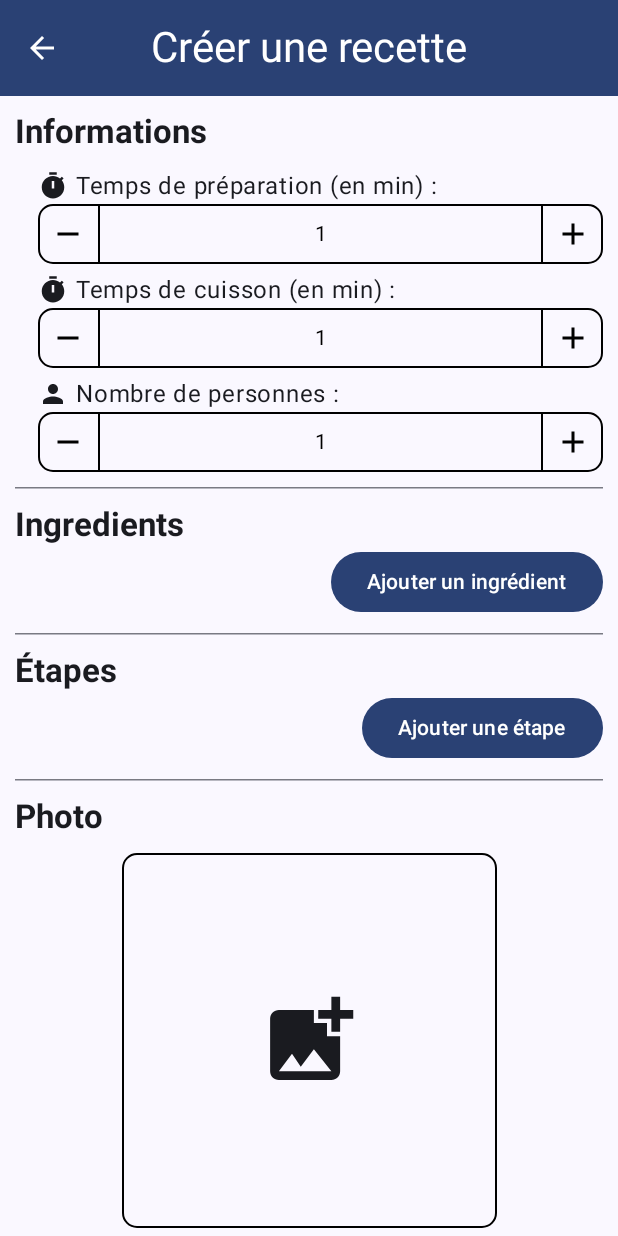
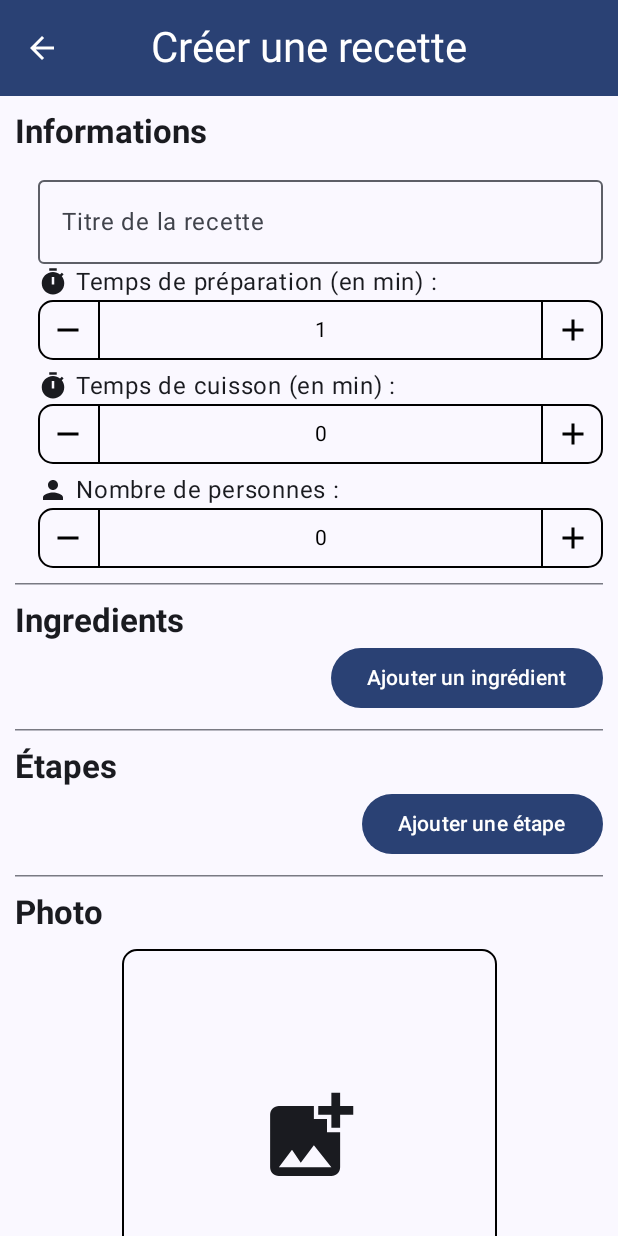
Before and after one commit to Valaaz/UFRMIMProjetDevMob, an Android app built with Jetpack Compose: the AddRecipeScreen screen opened through its navigation route, after a tap on "Decrement", on a phone screen of 412 x 824 dp. Run offline under Robolectric (Android 15) with nearby library versions, the light colour scheme and no system bars; our stand-ins replace Room's generated code; pictures from the network do not load.

Commit message:
Add recipe persistance
- Photo not yet handle

```diff
--- a/app/src/main/java/com/valaz/ufrmim_projetdevmob/dao/RecipeDAO.kt
+++ b/app/src/main/java/com/valaz/ufrmim_projetdevmob/dao/RecipeDAO.kt
@@ -3,6 +3,7 @@ package com.valaz.ufrmim_projetdevmob.dao
 import androidx.room.Dao
 import androidx.room.Delete
 import androidx.room.Insert
+import androidx.room.OnConflictStrategy
 import androidx.room.Query
 import com.valaz.ufrmim_projetdevmob.model.Recipe
 import kotlinx.coroutines.flow.Flow
@@ -30,14 +31,14 @@ interface RecipeDao {
     @Query("SELECT * FROM recipes WHERE title LIKE :name LIMIT 1")
     fun findByTitle(name: String): Recipe
 
-    @Insert
+    @Insert(onConflict = OnConflictStrategy.REPLACE)
     suspend fun insertRecipe(recipe: Recipe)
 
     @Insert
     suspend fun insertAll(recipes: List<Recipe>)
 
-    @Delete
-    fun delete(recipe: Recipe)
+    @Query("DELETE FROM recipes WHERE id = :recipeId")
+    suspend fun delete(recipeId: Int)
 
     @Query("DELETE FROM recipes")
     suspend fun clearAll()
--- a/app/src/main/java/com/valaz/ufrmim_projetdevmob/model/Recipe.kt
+++ b/app/src/main/java/com/valaz/ufrmim_projetdevmob/model/Recipe.kt
@@ -9,9 +9,9 @@ data class Recipe(
     @PrimaryKey(autoGenerate = true) val id: Int? = null,
     @ColumnInfo(name = "title") val title: String,
     @ColumnInfo(name = "description") val description: String,
-    @ColumnInfo(name = "favorite") val favorite: Boolean,
-    @ColumnInfo(name = "prep_time") val prepTime: Float,
-    @ColumnInfo(name = "cook_time") val cookTime: Float,
+    @ColumnInfo(name = "favorite") val favorite: Boolean = false,
+    @ColumnInfo(name = "prep_time") val prepTime: Int,
+    @ColumnInfo(name = "cook_time") val cookTime: Int,
     @ColumnInfo(name = "servings") val servings: Int,
     @ColumnInfo(name = "imageUrl") val imageUrl: String,
     @ColumnInfo(name = "ingredients") val ingredients: List<Ingredient>,
--- a/app/src/main/java/com/valaz/ufrmim_projetdevmob/ui/components/NumberInput.kt
+++ b/app/src/main/java/com/valaz/ufrmim_projetdevmob/ui/components/NumberInput.kt
@@ -16,15 +16,9 @@ import androidx.compose.material3.Icon
 import androidx.compose.material3.IconButton
 import androidx.compose.material3.VerticalDivider
 import androidx.compose.runtime.Composable
-import androidx.compose.runtime.getValue
-import androidx.compose.runtime.mutableStateOf
-import androidx.compose.runtime.remember
-import androidx.compose.runtime.setValue
 import androidx.compose.ui.Alignment
 import androidx.compose.ui.Modifier
 import androidx.compose.ui.graphics.Color
-import androidx.compose.ui.graphics.RectangleShape
-import androidx.compose.ui.text.TextRange
 import androidx.compose.ui.text.TextStyle
 import androidx.compose.ui.text.input.TextFieldValue
 import androidx.compose.ui.text.style.TextAlign
@@ -33,11 +27,7 @@ import androidx.compose.ui.unit.Dp
 import androidx.compose.ui.unit.dp
 
 @Composable
-fun NumberInputField(defaultValue: Int, size: Dp) {
-    var value by remember {
-        mutableStateOf(TextFieldValue(defaultValue.toString()))
-    }
-
+fun NumberInputField(value: Int, onValueChange: (Int) -> Unit, size: Dp) {
     Row(
         verticalAlignment = Alignment.CenterVertically,
         modifier = Modifier
@@ -49,8 +39,8 @@ fun NumberInputField(defaultValue: Int, size: Dp) {
     ) {
         IconButton(
             onClick = {
-                val newValue = (value.text.toIntOrNull() ?: defaultValue) - 1
-                value = TextFieldValue((if (newValue < 1) 1 else newValue).toString())
+                val newValue = (value - 1).coerceAtLeast(1)
+                onValueChange(newValue)
             },
             modifier = Modifier.size(size)
         ) {
@@ -62,17 +52,11 @@ fun NumberInputField(defaultValue: Int, size: Dp) {
         }
         VerticalDivider(Modifier.border(width = 1.dp, color = Color.Black))
         BasicTextField(
-            value = value,
+            value = value.toString(),
             onValueChange = { newValue ->
-                if (newValue.text.all { it.isDigit() } || newValue.text.isEmpty()) {
-                    val numericValue = newValue.text.toIntOrNull()
-                    if (numericValue == null || numericValue in 1..999) {
-                        value = if (newValue.text.isEmpty()) {
-                            TextFieldValue("1", TextRange(0, 1))
-                        } else {
-                            newValue
-                        }
-                    }
+                val numericValue = newValue.toIntOrNull()
+                if (numericValue != null && numericValue in 1..999) {
+                    onValueChange(numericValue)
                 }
             },
             singleLine = true,
@@ -94,8 +78,8 @@ fun NumberInputField(defaultValue: Int, size: Dp) {
         VerticalDivider(Modifier.border(width = 1.dp, color = Color.Black))
         IconButton(
             onClick = {
-                val newValue = (value.text.toIntOrNull() ?: defaultValue) + 1
-                value = TextFieldValue((if (newValue > 999) 999 else newValue).toString())
+                val newValue = (value + 1).coerceAtMost(999)
+                onValueChange(newValue)
             },
             modifier = Modifier.size(size)
         ) {
@@ -111,5 +95,5 @@ fun NumberInputField(defaultValue: Int, size: Dp) {
 @Preview
 @Composable
 fun NumberInputPreview() {
-    NumberInputField(defaultValue = 1, size = 50.dp)
+    NumberInputField(value = 1, onValueChange = {}, size = 50.dp)
 }
--- a/app/src/main/java/com/valaz/ufrmim_projetdevmob/ui/components/RecipeCard.kt
+++ b/app/src/main/java/com/valaz/ufrmim_projetdevmob/ui/components/RecipeCard.kt
@@ -161,8 +161,8 @@ class RecipePreviewParameterProvider : PreviewParameterProvider<Recipe> {
             favorite = false,
             title = "Spaghettis à la bolognaise et aux légumes",
             description = "Coucou",
-            prepTime = 12.5f,
-            cookTime = 15f,
+            prepTime = 12,
+            cookTime = 15,
             servings = 3,
             imageUrl = "https://images.pexels.com/photos/70497/pexels-photo-70497.jpeg?auto=compress&cs=tinysrgb&w=1260&h=750&dpr=2",
             ingredients = listOf(
--- a/app/src/main/java/com/valaz/ufrmim_projetdevmob/ui/navigation/Navigation.kt
+++ b/app/src/main/java/com/valaz/ufrmim_projetdevmob/ui/navigation/Navigation.kt
@@ -39,11 +39,14 @@ fun RecipesNavigationComponent(navController: NavHostController, recipeVM: Recip
         composable(
             route = RecipesScreens.AddRecipeScreen.name
         ) {
-            AddRecipeScreen(backAction = {
-                if (navController.previousBackStackEntry != null) {
-                    navController.popBackStack()
-                }
-            })
+            AddRecipeScreen(
+                backAction = {
+                    if (navController.previousBackStackEntry != null) {
+                        navController.popBackStack()
+                    }
+                },
+                recipeVM = recipeVM
+            )
         }
     }
 }
--- a/app/src/main/java/com/valaz/ufrmim_projetdevmob/ui/screens/AddRecipeScreen.kt
+++ b/app/src/main/java/com/valaz/ufrmim_projetdevmob/ui/screens/AddRecipeScreen.kt
@@ -30,6 +30,7 @@ import androidx.compose.material3.HorizontalDivider
 import androidx.compose.material3.Icon
 import androidx.compose.material3.IconButton
 import androidx.compose.material3.MaterialTheme
+import androidx.compose.material3.OutlinedTextField
 import androidx.compose.material3.Scaffold
 import androidx.compose.material3.Surface
 import androidx.compose.material3.Text
@@ -51,16 +52,27 @@ import androidx.compose.ui.tooling.preview.Preview
 import androidx.compose.ui.unit.dp
 import coil3.compose.rememberAsyncImagePainter
 import com.valaz.ufrmim_projetdevmob.model.Ingredient
+import com.valaz.ufrmim_projetdevmob.model.Recipe
 import com.valaz.ufrmim_projetdevmob.ui.components.AddIngredientDialog
 import com.valaz.ufrmim_projetdevmob.ui.components.AddStepDialog
 import com.valaz.ufrmim_projetdevmob.ui.components.AddedIngredientCard
 import com.valaz.ufrmim_projetdevmob.ui.components.AddedStepCard
 import com.valaz.ufrmim_projetdevmob.ui.components.NumberInputField
 import com.valaz.ufrmim_projetdevmob.ui.components.RawButton
+import com.valaz.ufrmim_projetdevmob.viewmodel.RecipeViewModel
+
 
 @OptIn(ExperimentalMaterial3Api::class)
 @Composable
-fun AddRecipeScreen(backAction: () -> Unit) {
+fun AddRecipeScreen(backAction: () -> Unit, recipeVM: RecipeViewModel) {
+    var title by remember { mutableStateOf("") }
+    var prepTime by remember { mutableStateOf(0) }
+    var cookTime by remember { mutableStateOf(0) }
+    var servings by remember { mutableStateOf(0) }
+    var ingredients by remember { mutableStateOf(listOf<Ingredient>()) }
+    var steps by remember { mutableStateOf(listOf<String>()) }
+    var imageUri by remember { mutableStateOf<String>("") }
+
     Scaffold(
         topBar = {
             CenterAlignedTopAppBar(
@@ -100,20 +112,62 @@ fun AddRecipeScreen(backAction: () -> Unit) {
                 verticalArrangement = Arrangement.spacedBy(10.dp, Alignment.Top),
                 horizontalAlignment = Alignment.CenterHorizontally
             ) {
-                InformationsSection()
+                InformationsSection(
+                    title = title,
+                    onTitleChange = { title = it },
+                    prepTime = prepTime,
+                    onPrepTimeChange = { prepTime = it },
+                    cookTime = cookTime,
+                    onCookTimeChange = { cookTime = it },
+                    servings = servings,
+                    onServingsChange = { servings = it }
+                )
                 HorizontalDivider()
-                IngredientsSection()
+                IngredientsSection(
+                    ingredients = ingredients,
+                    onIngredientsChange = { ingredients = it },
+                )
                 HorizontalDivider()
-                StepsSection()
+                StepsSection(
+                    steps = steps,
+                    onStepsChange = { steps = it },
+                )
                 HorizontalDivider()
                 PhotoSection()
+                HorizontalDivider()
+                Button(onClick = {
+                    recipeVM.addRecipe(
+                        Recipe(
+                            title = title,
+                            description = "",
+                            prepTime = prepTime,
+                            cookTime = cookTime,
+                            servings = servings,
+                            ingredients = ingredients,
+                            steps = steps,
+                            imageUrl = ""
+                        )
+                    )
+                    backAction()
+                }) {
+                    Text("Valider")
+                }
             }
         }
     }
 }
 
 @Composable
-fun InformationsSection() {
+fun InformationsSection(
+    title: String,
+    onTitleChange: (String) -> Unit,
+    prepTime: Int,
+    onPrepTimeChange: (Int) -> Unit,
+    cookTime: Int,
+    onCookTimeChange: (Int) -> Unit,
+    servings: Int,
+    onServingsChange: (Int) -> Unit
+) {
     val spaceBtwIconText = 5.dp
 
     Text(
@@ -130,6 +184,11 @@ fun InformationsSection() {
     ) {
         // Temps de préparation
         Column {
+            OutlinedTextField(
+                value = title,
+                onValueChange = onTitleChange,
+                label = { Text("Titre de la recette") }, modifier = Modifier.fillMaxWidth()
+            )
             Row(
                 verticalAlignment = Alignment.CenterVertically,
                 horizontalArrangement = Arrangement.spacedBy(spaceBtwIconText)
@@ -143,7 +202,7 @@ fun InformationsSection() {
                     text = "Temps de préparation (en min) : ",
                 )
             }
-            NumberInputField(defaultValue = 1, size = 40.dp)
+            NumberInputField(value = prepTime, onValueChange = onPrepTimeChange, size = 40.dp)
         }
 
         // Temps de cuisson
@@ -161,7 +220,7 @@ fun InformationsSection() {
                     text = "Temps de cuisson (en min) : ",
                 )
             }
-            NumberInputField(defaultValue = 1, size = 40.dp)
+            NumberInputField(value = cookTime, onValueChange = onCookTimeChange, size = 40.dp)
         }
 
         // Nombre de personnes
@@ -179,14 +238,16 @@ fun InformationsSection() {
                     text = "Nombre de personnes : ",
                 )
             }
-            NumberInputField(defaultValue = 1, size = 40.dp)
+            NumberInputField(value = servings, onValueChange = onServingsChange, size = 40.dp)
         }
     }
 }
 
 @Composable
-fun IngredientsSection() {
-    var ingredients by remember { mutableStateOf(mutableListOf<Ingredient>()) }
+fun IngredientsSection(
+    ingredients: List<Ingredient>,
+    onIngredientsChange: (List<Ingredient>) -> Unit
+) {
     var openAddIngredientDialog by remember { mutableStateOf(false) }
     var selectedIngredient by remember { mutableStateOf<Ingredient?>(null) }
 
@@ -205,8 +266,7 @@ fun IngredientsSection() {
                 AddedIngredientCard(
                     ingredient = ingredient,
                     deleteIngredient = { ingredientToRemove ->
-                        ingredients =
-                            ingredients.toMutableList().apply { remove(ingredientToRemove) }
+                        onIngredientsChange(ingredients - ingredientToRemove)
                     },
                     updateIngredient = {
                         selectedIngredient = ingredient
@@ -231,12 +291,14 @@ fun IngredientsSection() {
                 onConfirmation = { newIngredient ->
                     if (selectedIngredient == null) {
                         // Ajout
-                        ingredients.add(newIngredient)
+                        onIngredientsChange(ingredients + newIngredient)
                     } else {
                         // Modification
-                        ingredients = ingredients.toMutableList().map {
-                            if (it == selectedIngredient) newIngredient else it
-                        }.toMutableList()
+                        onIngredientsChange(
+                            ingredients.map {
+                                if (it == selectedIngredient) newIngredient else it
+                            }
+                        )
                     }
                     openAddIngredientDialog = false
                 }
@@ -246,8 +308,7 @@ fun IngredientsSection() {
 }
 
 @Composable
-fun StepsSection() {
-    var steps by remember { mutableStateOf(mutableListOf<String>()) }
+fun StepsSection(steps: List<String>, onStepsChange: (List<String>) -> Unit) {
     var openAddStepDialog by remember { mutableStateOf(false) }
     var selectedStep by remember { mutableStateOf<String?>(null) }
 
@@ -262,8 +323,7 @@ fun StepsSection() {
         Column(verticalArrangement = Arrangement.spacedBy(5.dp)) {
             steps.forEachIndexed { index, step ->
                 AddedStepCard(step = step, stepNumber = index + 1, deleteStep = { stepToRemove ->
-                    steps =
-                        steps.toMutableList().apply { remove(stepToRemove) }
+                    onStepsChange(steps - stepToRemove)
                 },
                     updateStep = {
                         selectedStep = step
@@ -287,12 +347,14 @@ fun StepsSection() {
             onConfirmation = { newStep ->
                 if (selectedStep == null) {
                     // Ajout
-                    steps.add(newStep)
+                    onStepsChange(steps + newStep)
                 } else {
                     // Modification
-                    steps = steps.toMutableList().map {
-                        if (it == selectedStep) newStep else it
-                    }.toMutableList()
+                    onStepsChange(
+                        steps.map {
+                            if (it == selectedStep) newStep else it
+                        }
+                    )
                 }
                 openAddStepDialog = false
             }
@@ -351,8 +413,8 @@ fun PhotoSection() {
     }
 }
 
-@Preview
-@Composable
-fun AddRecipeScreenPreview() {
-    AddRecipeScreen(backAction = {})
-}
+//@Preview
+//@Composable
+//fun AddRecipeScreenPreview() {
+//    AddRecipeScreen(backAction = {})
+//}
--- a/app/src/main/java/com/valaz/ufrmim_projetdevmob/ui/screens/DiscoverRecipesScreen.kt
+++ b/app/src/main/java/com/valaz/ufrmim_projetdevmob/ui/screens/DiscoverRecipesScreen.kt
@@ -1,6 +1,7 @@
 package com.valaz.ufrmim_projetdevmob.ui.screens
 
 import androidx.compose.foundation.layout.Arrangement
+import androidx.compose.foundation.layout.Box
 import androidx.compose.foundation.layout.Column
 import androidx.compose.foundation.layout.WindowInsets
 import androidx.compose.foundation.layout.fillMaxSize
@@ -11,12 +12,18 @@ import androidx.compose.foundation.lazy.items
 import androidx.compose.material.icons.Icons
 import androidx.compose.material.icons.filled.FilterList
 import androidx.compose.material.icons.filled.Search
+import androidx.compose.material3.CircularProgressIndicator
 import androidx.compose.material3.ExperimentalMaterial3Api
 import androidx.compose.material3.Icon
 import androidx.compose.material3.SearchBar
 import androidx.compose.material3.Text
 import androidx.compose.runtime.Composable
+import androidx.compose.runtime.LaunchedEffect
 import androidx.compose.runtime.collectAsState
+import androidx.compose.runtime.getValue
+import androidx.compose.runtime.mutableStateOf
+import androidx.compose.runtime.remember
+import androidx.compose.runtime.setValue
 import androidx.compose.ui.Alignment
 import androidx.compose.ui.Modifier
 import androidx.compose.ui.unit.dp
@@ -28,6 +35,13 @@ import com.valaz.ufrmim_projetdevmob.viewmodel.RecipeViewModel
 @OptIn(ExperimentalMaterial3Api::class)
 @Composable
 fun DiscoverRecipesScreen(recipeVM: RecipeViewModel, onDetails: (Recipe) -> Unit) {
+    var isLoading by remember { mutableStateOf(true) }
+    val recipes = recipeVM.getRecipesList().collectAsState(initial = null)
+
+    LaunchedEffect(recipes.value) {
+        isLoading = recipes.value == null
+    }
+
     Column(
         modifier = Modifier
             .fillMaxSize()
@@ -59,25 +73,25 @@ fun DiscoverRecipesScreen(recipeVM: RecipeViewModel, onDetails: (Recipe) -> Unit
         ) {
 
         }
-//        if (recipeState.isLoading) {
-//            Box(
-//                modifier = Modifier.fillMaxSize(),
-//                contentAlignment = Alignment.Center
-//            ) {
-//                CircularProgressIndicator()
-//            }
-//        } else {
-        val recipes = recipeVM.getRecipesList().collectAsState(initial = emptyList())
-        // val filteredList: List<Recipe> = recipes.filter { it.title.lowercase().contains(searchValue.text.lowercase()) }
-        LazyColumn(
-            verticalArrangement = Arrangement.spacedBy(15.dp)
-        ) {
-            items(recipes.value) { recipe ->
-                RawButton(onClick = { onDetails(recipe) }) {
-                    RecipeCard(recipe)
+        if (isLoading) {
+            Box(
+                modifier = Modifier.fillMaxSize(),
+                contentAlignment = Alignment.Center
+            ) {
+                CircularProgressIndicator()
+            }
+        } else if (recipes.value.isNullOrEmpty()) {
+            Text("Vous n'avez aucune recette créée ou favorite")
+        } else {
+            LazyColumn(
+                verticalArrangement = Arrangement.spacedBy(15.dp)
+            ) {
+                items(recipes.value!!) { recipe ->
+                    RawButton(onClick = { onDetails(recipe) }) {
+                        RecipeCard(recipe)
+                    }
                 }
             }
         }
-//        }
     }
 }
--- a/app/src/main/java/com/valaz/ufrmim_projetdevmob/ui/screens/RecipeDetailScreen.kt
+++ b/app/src/main/java/com/valaz/ufrmim_projetdevmob/ui/screens/RecipeDetailScreen.kt
@@ -24,6 +24,7 @@ import androidx.compose.material.icons.filled.Favorite
 import androidx.compose.material.icons.filled.FavoriteBorder
 import androidx.compose.material.icons.filled.Person
 import androidx.compose.material.icons.filled.Timer
+import androidx.compose.material3.Button
 import androidx.compose.material3.ExperimentalMaterial3Api
 import androidx.compose.material3.HorizontalDivider
 import androidx.compose.material3.Icon
@@ -147,6 +148,9 @@ fun RecipeDetailScreen(backAction: () -> Unit, recipe: Recipe?, recipeVM: Recipe
                     IngredientsSection(ingredients = recipe.ingredients)
                     HorizontalDivider()
                     StepsSection(steps = recipe.steps)
+                    Button(onClick = { recipe.id?.let { recipeVM.deleteRecipe(it) } }) {
+                        Text("Supprimer cette recette")
+                    }
                 }
             } ?: run {
                 Text(
--- a/app/src/main/java/com/valaz/ufrmim_projetdevmob/viewmodel/RecipeViewModel.kt
+++ b/app/src/main/java/com/valaz/ufrmim_projetdevmob/viewmodel/RecipeViewModel.kt
@@ -44,7 +44,6 @@ class RecipeViewModel(private val recipeDao: RecipeDao) : ViewModel() {
         }
     }
 
-
     fun addRecipe(recipe: Recipe) {
         viewModelScope.launch {
             recipeDao.insertRecipe(recipe)
@@ -57,14 +56,20 @@ class RecipeViewModel(private val recipeDao: RecipeDao) : ViewModel() {
         }
     }
 
+    fun deleteRecipe(recipeId: Int) {
+        viewModelScope.launch {
+            recipeDao.delete(recipeId)
+        }
+    }
+
     fun init() {
         val recipes = listOf(
             Recipe(
                 favorite = true,
                 title = "Poulet au citron et à la crème aux champignons",
                 description = "Une recette savoureuse de poulet mariné au citron et aux herbes, idéale pour un dîner léger.",
-                prepTime = 15f,
-                cookTime = 30f,
+                prepTime = 15,
+                cookTime = 30,
                 servings = 4,
                 imageUrl = "https://images.pexels.com/photos/70497/pexels-photo-70497.jpeg?auto=compress&cs=tinysrgb&w=1260&h=750&dpr=2",
                 ingredients = listOf(
@@ -87,8 +92,8 @@ class RecipeViewModel(private val recipeDao: RecipeDao) : ViewModel() {
                 favorite = false,
                 title = "Soupe de légumes d'hiver",
                 description = "Un bol réconfortant de soupe à base de légumes frais, parfait pour les journées froides.",
-                prepTime = 20f,
-                cookTime = 40f,
+                prepTime = 20,
+                cookTime = 40,
                 servings = 6,
                 imageUrl = "https://example.com/images/soupe-legumes-hiver.jpg",
                 ingredients = listOf(
@@ -112,8 +117,8 @@ class RecipeViewModel(private val recipeDao: RecipeDao) : ViewModel() {
                 favorite = false,
                 title = "Tarte aux pommes",
                 description = "Un classique de la pâtisserie française, facile à réaliser et toujours apprécié.",
-                prepTime = 20f,
-                cookTime = 35f,
+                prepTime = 20,
+                cookTime = 35,
                 servings = 6,
                 imageUrl = "https://example.com/images/tarte-aux-pommes.jpg",
                 ingredients = listOf(
@@ -136,8 +141,8 @@ class RecipeViewModel(private val recipeDao: RecipeDao) : ViewModel() {
                 favorite = false,
                 title = "Ratatouille",
                 description = "Une spécialité provençale composée de légumes mijotés avec des herbes aromatiques.",
-                prepTime = 15f,
-                cookTime = 45f,
+                prepTime = 15,
+                cookTime = 45,
                 servings = 4,
                 imageUrl = "https://example.com/images/ratatouille.jpg",
                 ingredients = listOf(
@@ -163,8 +168,8 @@ class RecipeViewModel(private val recipeDao: RecipeDao) : ViewModel() {
                 favorite = false,
                 title = "Brownies au chocolat",
                 description = "Des brownies moelleux et fondants, parfaits pour les amateurs de chocolat.",
-                prepTime = 15f,
-                cookTime = 25f,
+                prepTime = 15,
+                cookTime = 25,
                 servings = 8,
                 imageUrl = "https://example.com/images/brownies-chocolat.jpg",
                 ingredients = listOf(
@@ -186,8 +191,8 @@ class RecipeViewModel(private val recipeDao: RecipeDao) : ViewModel() {
                 favorite = false,
                 title = "Pâtes à la carbonara",
                 description = "Une recette italienne classique avec des pâtes crémeuses au lardons et parmesan.",
-                prepTime = 10f,
-                cookTime = 15f,
+                prepTime = 10,
+                cookTime = 15,
                 servings = 4,
                 imageUrl = "https://example.com/images/pates-carbonara.jpg",
                 ingredients = listOf(
@@ -219,8 +224,8 @@ class RecipeViewModel(private val recipeDao: RecipeDao) : ViewModel() {
             favorite = true,
             title = "Poulet au citron et à la crème aux champignons",
             description = "Une recette savoureuse de poulet mariné au citron et aux herbes, idéale pour un dîner léger.",
-            prepTime = 15f,
-            cookTime = 30f,
+            prepTime = 15,
+            cookTime = 30,
             servings = 4,
             imageUrl = "https://images.pexels.com/photos/70497/pexels-photo-70497.jpeg?auto=compress&cs=tinysrgb&w=1260&h=750&dpr=2",
             ingredients = listOf(
```
Also changed, not shown: app/src/main/java/com/valaz/ufrmim_projetdevmob/ui/screens/MyRecipesScreen.kt (+26 -12 lines).
